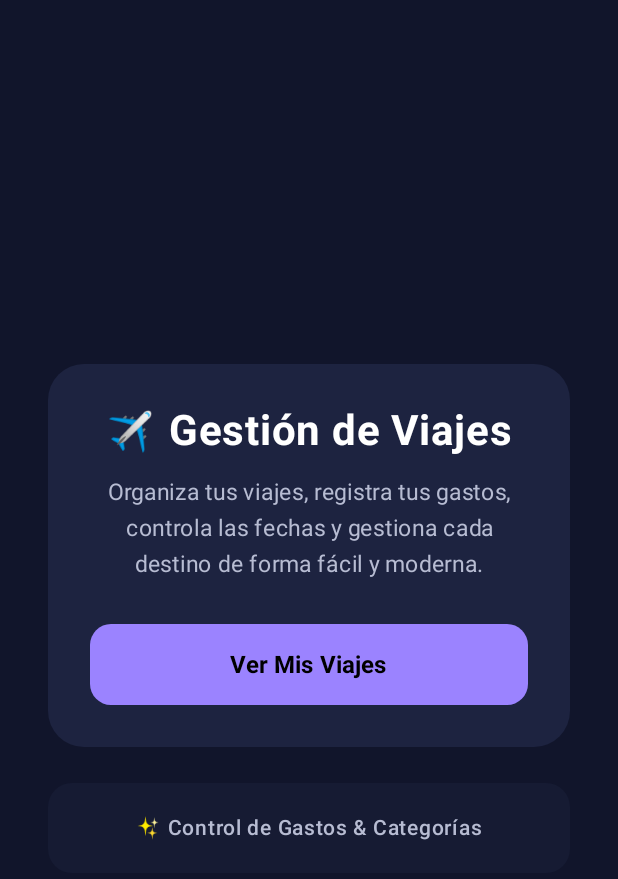
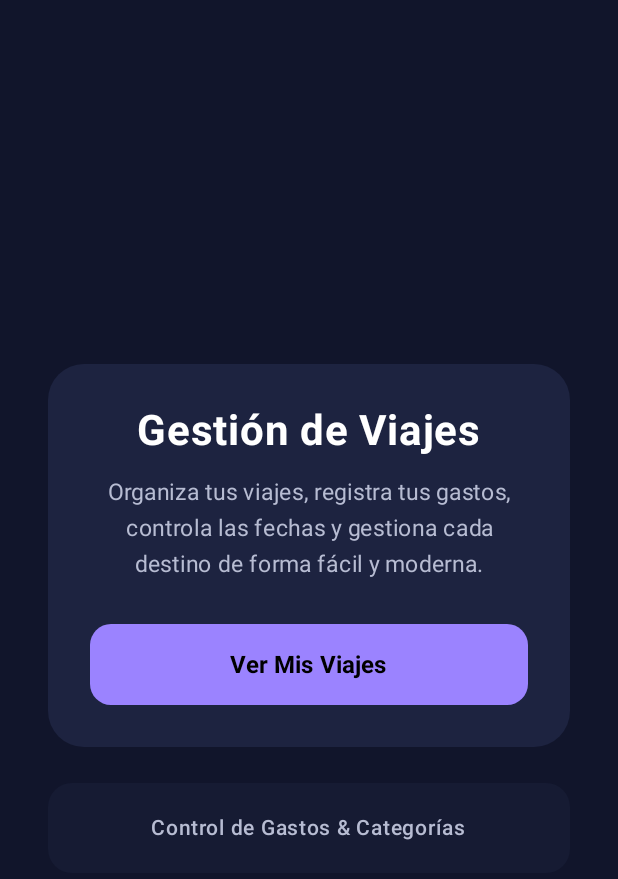
Before and after one commit to sorc337/Parcial2Componentes, an Android app built with Jetpack Compose: the screen it shows after launch (MainActivity), on a phone screen of 412 x 824 dp. Shown: the top 879 px of the screen. Run offline under Robolectric (Android 15) with nearby library versions, the phone set to English and light mode, and no system bars.

Commit message:
interfaz new

```diff
--- a/app/src/main/java/com/example/parcial2componentes/MainActivity.kt
+++ b/app/src/main/java/com/example/parcial2componentes/MainActivity.kt
@@ -154,7 +154,7 @@ fun HomeScreen(onNavigateToViajes: () -> Unit) {
                     horizontalAlignment = Alignment.CenterHorizontally
                 ) {
                     Text(
-                        text = "✈️ Gestión de Viajes",
+                        text = "Gestión de Viajes",
                         fontSize = 28.sp,
                         fontWeight = FontWeight.Bold,
                         color = Color.White
@@ -206,7 +206,7 @@ fun HomeScreen(onNavigateToViajes: () -> Unit) {
                     horizontalArrangement = Arrangement.Center
                 ) {
                     Text(
-                        text = "✨ Control de Gastos & Categorías",
+                        text = "Control de Gastos & Categorías",
                         fontSize = 14.sp,
                         color = textoSecundario,
                         fontWeight = FontWeight.Medium
```
